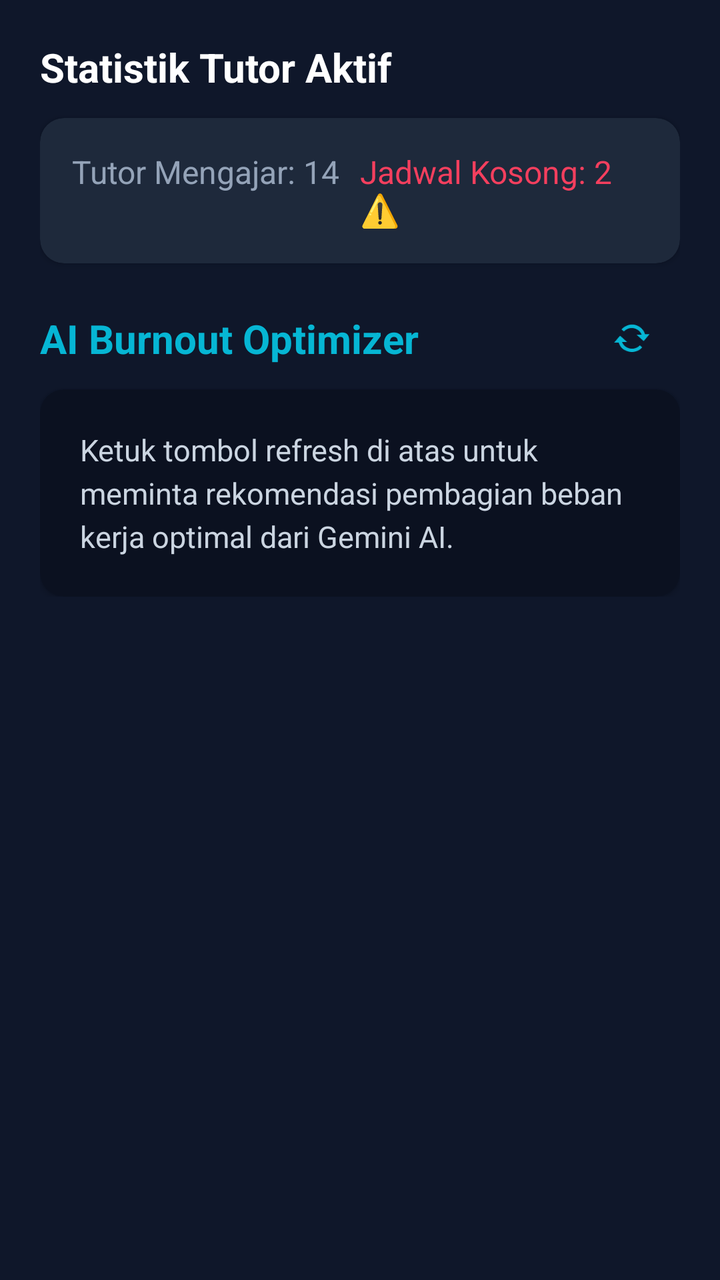
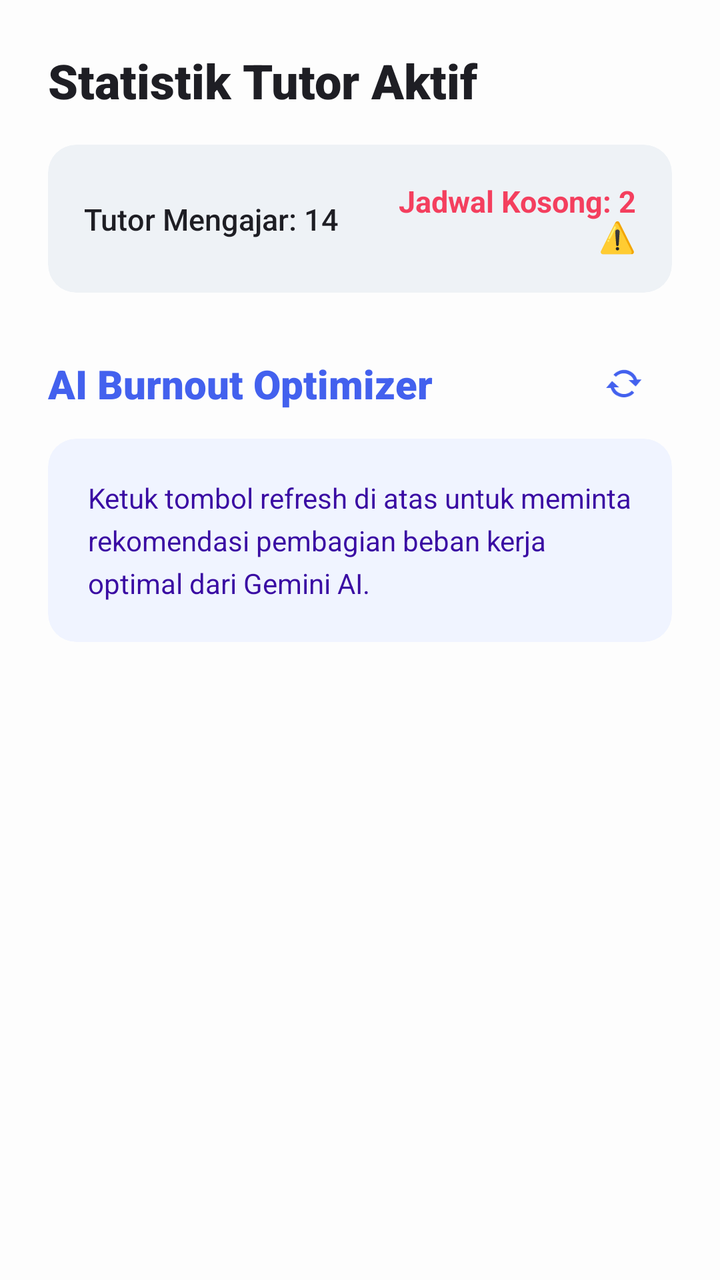

Screens rendered from an Android XML layout before and after an edit, with the pre-edit source and the edit as a unified diff.
<!-- AndroidManifest.xml: application theme Theme.MyApplication -->
<!-- res/layout/fragment_admin_dashboard.xml -->
<?xml version="1.0" encoding="utf-8"?>
<androidx.constraintlayout.widget.ConstraintLayout
    xmlns:android="http://schemas.android.com/apk/res/android"
    xmlns:app="http://schemas.android.com/apk/res-auto"
    android:layout_width="match_parent"
    android:layout_height="match_parent"
    android:background="#0F172A">

    <ScrollView
        android:layout_width="0dp"
        android:layout_height="0dp"
        app:layout_constraintTop_toTopOf="parent"
        app:layout_constraintBottom_toBottomOf="parent"
        app:layout_constraintStart_toStartOf="parent"
        app:layout_constraintEnd_toEndOf="parent">

        <androidx.constraintlayout.widget.ConstraintLayout
            android:layout_width="match_parent"
            android:layout_height="wrap_content"
            android:padding="20dp">

            <TextView
                android:id="@+id/tv_stat_title"
                android:layout_width="0dp"
                android:layout_height="wrap_content"
                android:text="Statistik Tutor Aktif"
                android:textColor="#FFFFFF"
                android:textSize="20sp"
                android:textStyle="bold"
                app:layout_constraintTop_toTopOf="parent"
                app:layout_constraintStart_toStartOf="parent"
                app:layout_constraintEnd_toEndOf="parent" />

            <androidx.cardview.widget.CardView
                android:id="@+id/card_stats"
                android:layout_width="0dp"
                android:layout_height="wrap_content"
                android:layout_marginTop="12dp"
                app:cardCornerRadius="12dp"
                app:cardBackgroundColor="#1E293B"
                app:layout_constraintTop_toBottomOf="@id/tv_stat_title"
                app:layout_constraintStart_toStartOf="parent"
                app:layout_constraintEnd_toEndOf="parent">

                <androidx.constraintlayout.widget.ConstraintLayout
                    android:layout_width="match_parent"
                    android:layout_height="wrap_content"
                    android:padding="16dp">

                    <TextView
                        android:id="@+id/tv_tutor_count"
                        android:layout_width="0dp"
                        android:layout_height="wrap_content"
                        android:text="Tutor Mengajar: 14"
                        android:textColor="#94A3B8"
                        android:textSize="16sp"
                        app:layout_constraintTop_toTopOf="parent"
                        app:layout_constraintStart_toStartOf="parent"
                        app:layout_constraintEnd_toStartOf="@id/tv_empty_schedules" />

                    <TextView
                        android:id="@+id/tv_empty_schedules"
                        android:layout_width="0dp"
                        android:layout_height="wrap_content"
                        android:text="Jadwal Kosong: 2 ⚠️"
                        android:textColor="#F43F5E"
                        android:textSize="16sp"
                        app:layout_constraintTop_toTopOf="parent"
                        app:layout_constraintStart_toEndOf="@id/tv_tutor_count"
                        app:layout_constraintEnd_toEndOf="parent" />

                </androidx.constraintlayout.widget.ConstraintLayout>
            </androidx.cardview.widget.CardView>

            <TextView
                android:id="@+id/tv_ai_title"
                android:layout_width="0dp"
                android:layout_height="wrap_content"
                android:layout_marginTop="24dp"
                android:text="AI Burnout Optimizer"
                android:textColor="#06B6D4"
                android:textSize="20sp"
                android:textStyle="bold"
                app:layout_constraintTop_toBottomOf="@id/card_stats"
                app:layout_constraintStart_toStartOf="parent"
                app:layout_constraintEnd_toStartOf="@id/btn_refresh_ai" />

            <Button
                android:id="@+id/btn_refresh_ai"
                style="?attr/materialIconButtonStyle"
                android:layout_width="48dp"
                android:layout_height="48dp"
                app:icon="@android:drawable/stat_notify_sync"
                app:iconTint="#06B6D4"
                app:layout_constraintTop_toTopOf="@id/tv_ai_title"
                app:layout_constraintBottom_toBottomOf="@id/tv_ai_title"
                app:layout_constraintEnd_toEndOf="parent" />

            <androidx.cardview.widget.CardView
                android:id="@+id/card_ai"
                android:layout_width="0dp"
                android:layout_height="wrap_content"
                android:layout_marginTop="12dp"
                app:cardCornerRadius="12dp"
                app:cardBackgroundColor="#0B1120"
                app:strokeColor="#06B6D4"
                app:strokeWidth="1dp"
                app:layout_constraintTop_toBottomOf="@id/tv_ai_title"
                app:layout_constraintStart_toStartOf="parent"
                app:layout_constraintEnd_toEndOf="parent">

                <androidx.constraintlayout.widget.ConstraintLayout
                    android:layout_width="match_parent"
                    android:layout_height="wrap_content"
                    android:padding="20dp">

                    <TextView
                        android:id="@+id/tv_ai_content"
                        android:layout_width="0dp"
                        android:layout_height="wrap_content"
                        android:text="Ketuk tombol refresh di atas untuk meminta rekomendasi pembagian beban kerja optimal dari Gemini AI."
                        android:textColor="#CBD5E1"
                        android:textSize="15sp"
                        android:lineSpacingExtra="4dp"
                        app:layout_constraintTop_toTopOf="parent"
                        app:layout_constraintBottom_toBottomOf="parent"
                        app:layout_constraintStart_toStartOf="parent"
                        app:layout_constraintEnd_toEndOf="parent" />

                </androidx.constraintlayout.widget.ConstraintLayout>
            </androidx.cardview.widget.CardView>

        </androidx.constraintlayout.widget.ConstraintLayout>
    </ScrollView>
</androidx.constraintlayout.widget.ConstraintLayout>
<!-- resources referenced by this layout -->
<resources>
  <style name="Theme.MyApplication" parent="Base.Theme.MyApplication" />
  <style name="Base.Theme.MyApplication" parent="Theme.Material3.DayNight.NoActionBar">
          
          
      </style>
</resources>

<!-- the commit's change to res/layout/fragment_admin_dashboard.xml (unified diff, before → after) -->
@@ -4,132 +4,138 @@
     xmlns:app="http://schemas.android.com/apk/res-auto"
     android:layout_width="match_parent"
     android:layout_height="match_parent"
-    android:background="#0F172A">
+    android:background="#FDFDFD"> <ScrollView
+    android:layout_width="0dp"
+    android:layout_height="0dp"
+    android:scrollbars="none"
+    app:layout_constraintTop_toTopOf="parent"
+    app:layout_constraintBottom_toBottomOf="parent"
+    app:layout_constraintStart_toStartOf="parent"
+    app:layout_constraintEnd_toEndOf="parent">
 
-    <ScrollView
-        android:layout_width="0dp"
-        android:layout_height="0dp"
-        app:layout_constraintTop_toTopOf="parent"
-        app:layout_constraintBottom_toBottomOf="parent"
-        app:layout_constraintStart_toStartOf="parent"
-        app:layout_constraintEnd_toEndOf="parent">
+    <androidx.constraintlayout.widget.ConstraintLayout
+        android:layout_width="match_parent"
+        android:layout_height="wrap_content"
+        android:padding="24dp">
 
-        <androidx.constraintlayout.widget.ConstraintLayout
-            android:layout_width="match_parent"
+        <TextView
+            android:id="@+id/tv_stat_title"
+            android:layout_width="0dp"
             android:layout_height="wrap_content"
-            android:padding="20dp">
+            android:text="Statistik Tutor Aktif"
+            android:textColor="#1E1E24"
+            android:textSize="24sp"
+            android:fontFamily="sans-serif-black"
+            android:textStyle="bold"
+            app:layout_constraintTop_toTopOf="parent"
+            app:layout_constraintStart_toStartOf="parent"
+            app:layout_constraintEnd_toEndOf="parent" />
 
-            <TextView
-                android:id="@+id/tv_stat_title"
-                android:layout_width="0dp"
+        <androidx.cardview.widget.CardView
+            android:id="@+id/card_stats"
+            android:layout_width="0dp"
+            android:layout_height="wrap_content"
+            android:layout_marginTop="16dp"
+            app:cardCornerRadius="14dp"
+            app:cardElevation="0dp"
+            app:cardBackgroundColor="#EEF2F6"
+            app:layout_constraintTop_toBottomOf="@id/tv_stat_title"
+            app:layout_constraintStart_toStartOf="parent"
+            app:layout_constraintEnd_toEndOf="parent">
+
+            <androidx.constraintlayout.widget.ConstraintLayout
+                android:layout_width="match_parent"
                 android:layout_height="wrap_content"
-                android:text="Statistik Tutor Aktif"
-                android:textColor="#FFFFFF"
-                android:textSize="20sp"
-                android:textStyle="bold"
-                app:layout_constraintTop_toTopOf="parent"
-                app:layout_constraintStart_toStartOf="parent"
-                app:layout_constraintEnd_toEndOf="parent" />
+                android:padding="18dp">
 
-            <androidx.cardview.widget.CardView
-                android:id="@+id/card_stats"
-                android:layout_width="0dp"
+                <TextView
+                    android:id="@+id/tv_tutor_count"
+                    android:layout_width="0dp"
+                    android:layout_height="wrap_content"
+                    android:text="Tutor Mengajar: 14"
+                    android:textColor="#1E1E24"
+                    android:textSize="15sp"
+                    android:fontFamily="sans-serif-medium"
+                    app:layout_constraintTop_toTopOf="parent"
+                    app:layout_constraintBottom_toBottomOf="parent"
+                    app:layout_constraintStart_toStartOf="parent"
+                    app:layout_constraintEnd_toStartOf="@id/tv_empty_schedules" />
+
+                <TextView
+                    android:id="@+id/tv_empty_schedules"
+                    android:layout_width="0dp"
+                    android:layout_height="wrap_content"
+                    android:text="Jadwal Kosong: 2 ⚠️"
+                    android:textColor="#F43F5E"
+                    android:textSize="15sp"
+                    android:fontFamily="sans-serif-bold"
+                    android:textStyle="bold"
+                    android:textAlignment="viewEnd"
+                    app:layout_constraintTop_toTopOf="parent"
+                    app:layout_constraintBottom_toBottomOf="parent"
+                    app:layout_constraintStart_toEndOf="@id/tv_tutor_count"
+                    app:layout_constraintEnd_toEndOf="parent" />
+
+            </androidx.constraintlayout.widget.ConstraintLayout>
+        </androidx.cardview.widget.CardView>
+
+        <TextView
+            android:id="@+id/tv_ai_title"
+            android:layout_width="0dp"
+            android:layout_height="wrap_content"
+            android:layout_marginTop="32dp"
+            android:text="AI Burnout Optimizer"
+            android:textColor="#4361EE" android:textSize="20sp"
+            android:fontFamily="sans-serif-black"
+            android:textStyle="bold"
+            app:layout_constraintTop_toBottomOf="@id/card_stats"
+            app:layout_constraintStart_toStartOf="parent"
+            app:layout_constraintEnd_toStartOf="@id/btn_refresh_ai" />
+
+        <Button
+            android:id="@+id/btn_refresh_ai"
+            style="?attr/materialIconButtonStyle"
+            android:layout_width="48dp"
+            android:layout_height="48dp"
+            android:background="?attr/selectableItemBackgroundBorderless"
+            app:icon="@android:drawable/stat_notify_sync"
+            app:iconTint="#4361EE" app:layout_constraintTop_toTopOf="@id/tv_ai_title"
+            app:layout_constraintBottom_toBottomOf="@id/tv_ai_title"
+            app:layout_constraintEnd_toEndOf="parent" />
+
+        <androidx.cardview.widget.CardView
+            android:id="@+id/card_ai"
+            android:layout_width="0dp"
+            android:layout_height="wrap_content"
+            android:layout_marginTop="14dp"
+            app:cardCornerRadius="14dp"
+            app:cardElevation="0dp"
+            app:cardBackgroundColor="#F0F4FF" app:strokeColor="#4361EE" app:strokeWidth="1dp"
+            app:layout_constraintTop_toBottomOf="@id/tv_ai_title"
+            app:layout_constraintStart_toStartOf="parent"
+            app:layout_constraintEnd_toEndOf="parent">
+
+            <androidx.constraintlayout.widget.ConstraintLayout
+                android:layout_width="match_parent"
                 android:layout_height="wrap_content"
-                android:layout_marginTop="12dp"
-                app:cardCornerRadius="12dp"
-                app:cardBackgroundColor="#1E293B"
-                app:layout_constraintTop_toBottomOf="@id/tv_stat_title"
-                app:layout_constraintStart_toStartOf="parent"
-                app:layout_constraintEnd_toEndOf="parent">
+                android:padding="20dp">
 
-                <androidx.constraintlayout.widget.ConstraintLayout
-                    android:layout_width="match_parent"
+                <TextView
+                    android:id="@+id/tv_ai_content"
+                    android:layout_width="0dp"
                     android:layout_height="wrap_content"
-                    android:padding="16dp">
+                    android:text="Ketuk tombol refresh di atas untuk meminta rekomendasi pembagian beban kerja optimal dari Gemini AI."
+                    android:textColor="#3A0CA3" android:textSize="14sp"
+                    android:fontFamily="sans-serif"
+                    android:lineSpacingExtra="5dp"
+                    app:layout_constraintTop_toTopOf="parent"
+                    app:layout_constraintBottom_toBottomOf="parent"
+                    app:layout_constraintStart_toStartOf="parent"
+                    app:layout_constraintEnd_toEndOf="parent" />
 
-                    <TextView
-                        android:id="@+id/tv_tutor_count"
-                        android:layout_width="0dp"
-                        android:layout_height="wrap_content"
-                        android:text="Tutor Mengajar: 14"
-                        android:textColor="#94A3B8"
-                        android:textSize="16sp"
-                        app:layout_constraintTop_toTopOf="parent"
-                        app:layout_constraintStart_toStartOf="parent"
-                        app:layout_constraintEnd_toStartOf="@id/tv_empty_schedules" />
+            </androidx.constraintlayout.widget.ConstraintLayout>
+        </androidx.cardview.widget.CardView>
 
-                    <TextView
-                        android:id="@+id/tv_empty_schedules"
-                        android:layout_width="0dp"
-                        android:layout_height="wrap_content"
-                        android:text="Jadwal Kosong: 2 ⚠️"
-                        android:textColor="#F43F5E"
-                        android:textSize="16sp"
-                        app:layout_constraintTop_toTopOf="parent"
-                        app:layout_constraintStart_toEndOf="@id/tv_tutor_count"
-                        app:layout_constraintEnd_toEndOf="parent" />
-
-                </androidx.constraintlayout.widget.ConstraintLayout>
-            </androidx.cardview.widget.CardView>
-
-            <TextView
-                android:id="@+id/tv_ai_title"
-                android:layout_width="0dp"
-                android:layout_height="wrap_content"
-                android:layout_marginTop="24dp"
-                android:text="AI Burnout Optimizer"
-                android:textColor="#06B6D4"
-                android:textSize="20sp"
-                android:textStyle="bold"
-                app:layout_constraintTop_toBottomOf="@id/card_stats"
-                app:layout_constraintStart_toStartOf="parent"
-                app:layout_constraintEnd_toStartOf="@id/btn_refresh_ai" />
-
-            <Button
-                android:id="@+id/btn_refresh_ai"
-                style="?attr/materialIconButtonStyle"
-                android:layout_width="48dp"
-                android:layout_height="48dp"
-                app:icon="@android:drawable/stat_notify_sync"
-                app:iconTint="#06B6D4"
-                app:layout_constraintTop_toTopOf="@id/tv_ai_title"
-                app:layout_constraintBottom_toBottomOf="@id/tv_ai_title"
-                app:layout_constraintEnd_toEndOf="parent" />
-
-            <androidx.cardview.widget.CardView
-                android:id="@+id/card_ai"
-                android:layout_width="0dp"
-                android:layout_height="wrap_content"
-                android:layout_marginTop="12dp"
-                app:cardCornerRadius="12dp"
-                app:cardBackgroundColor="#0B1120"
-                app:strokeColor="#06B6D4"
-                app:strokeWidth="1dp"
-                app:layout_constraintTop_toBottomOf="@id/tv_ai_title"
-                app:layout_constraintStart_toStartOf="parent"
-                app:layout_constraintEnd_toEndOf="parent">
-
-                <androidx.constraintlayout.widget.ConstraintLayout
-                    android:layout_width="match_parent"
-                    android:layout_height="wrap_content"
-                    android:padding="20dp">
-
-                    <TextView
-                        android:id="@+id/tv_ai_content"
-                        android:layout_width="0dp"
-                        android:layout_height="wrap_content"
-                        android:text="Ketuk tombol refresh di atas untuk meminta rekomendasi pembagian beban kerja optimal dari Gemini AI."
-                        android:textColor="#CBD5E1"
-                        android:textSize="15sp"
-                        android:lineSpacingExtra="4dp"
-                        app:layout_constraintTop_toTopOf="parent"
-                        app:layout_constraintBottom_toBottomOf="parent"
-                        app:layout_constraintStart_toStartOf="parent"
-                        app:layout_constraintEnd_toEndOf="parent" />
-
-                </androidx.constraintlayout.widget.ConstraintLayout>
-            </androidx.cardview.widget.CardView>
-
-        </androidx.constraintlayout.widget.ConstraintLayout>
-    </ScrollView>
+    </androidx.constraintlayout.widget.ConstraintLayout>
+</ScrollView>
 </androidx.constraintlayout.widget.ConstraintLayout>
